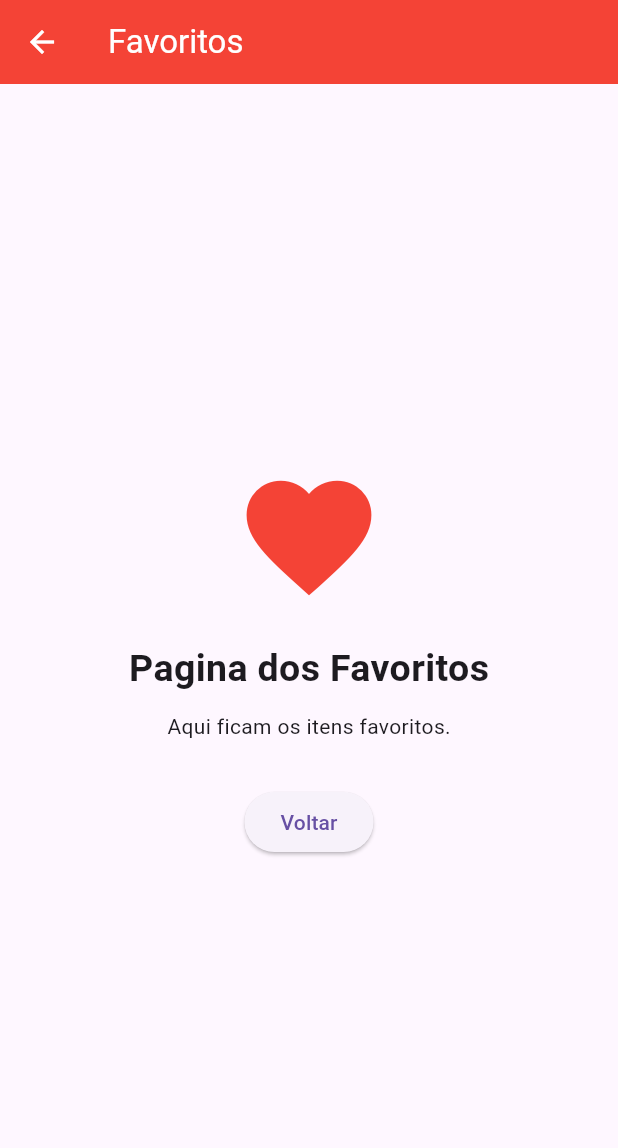
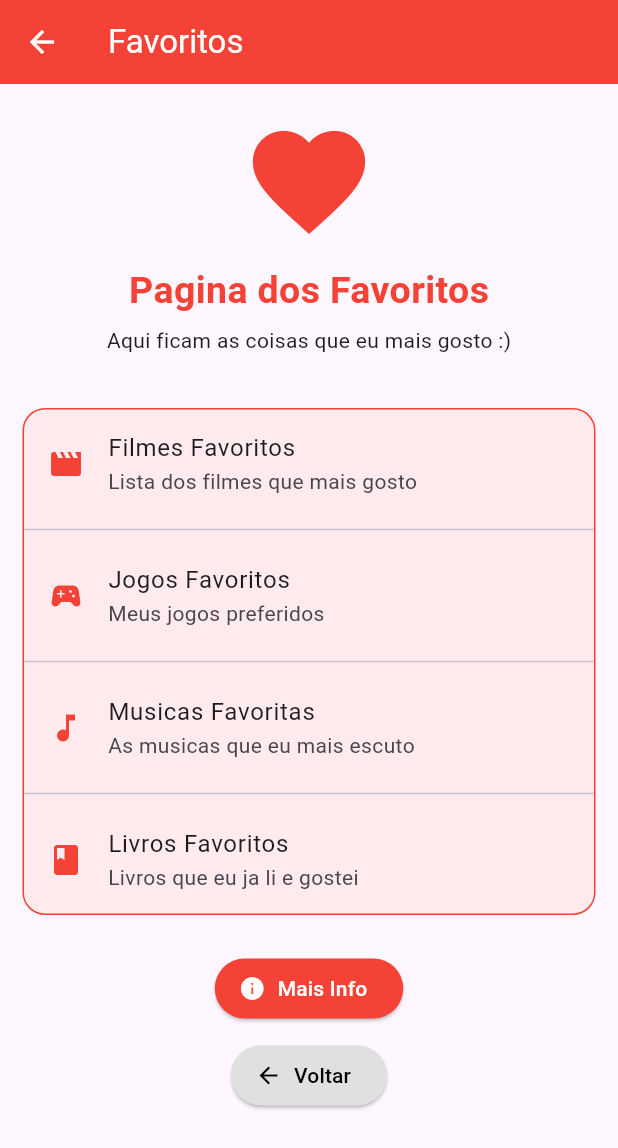
Before and after one commit to iannini25/Flutter-ProfIgor, a Flutter app: the PaginaFavoritos screen opened directly, on a phone screen of 412 x 824 dp. Shown: the top 1148 px of the screen. Run offline on Flutter 3.47's test engine with Material 3 defaults, Android fonts, the phone set to English and light mode, and no system bars; our stand-ins replace device_preview.

Commit message:
Rollback do que eu fiz merda e apaguei

```diff
--- a/atvd1/lib/main.dart
+++ b/atvd1/lib/main.dart
@@ -30,7 +30,7 @@ class Tela extends StatelessWidget {
             children: [
               SizedBox(height: 16),
               Image.network(
-                'https://upload.wikimedia.org/wikipedia/pt/b/bd/Interestelar_P%C3%B4ster.png',
+                'https://universoracionalista.org/interestelar-um-guia-sem-spoilers-para-entender-a-ciencia-por-tras-do-filme/',
                 height: 250,
               ),
               SizedBox(height: 16),
--- a/atvdpratica_iconesmodularizacao/lib/pages/pagina_favoritos.dart
+++ b/atvdpratica_iconesmodularizacao/lib/pages/pagina_favoritos.dart
@@ -1,7 +1,44 @@
 import 'package:flutter/material.dart';
+
+// Pesquisa sobre o ListTile:
+// O ListTile e um widget que cria uma linha pronta com icone, titulo e descricao.
+// Pode ser usado em menus, listas, configuracoes e paginas de detalhes.
+// leading: e o que vem no comeco da linha (geralmente um icone)
+// title: e o texto principal da linha
+// subtitle: e o texto menor que aparece embaixo do titulo
 
 class PaginaFavoritos extends StatelessWidget {
   const PaginaFavoritos({super.key});
+
+  // funcao do modal pra mostrar mais infos
+  void abrirModal(BuildContext context) {
+    showModalBottomSheet(
+      context: context,
+      builder: (context) {
+        return Container(
+          padding: const EdgeInsets.all(20),
+          height: 180,
+          child: Column(
+            children: [
+              const Text(
+                'Sobre os Favoritos',
+                style: TextStyle(fontSize: 20, fontWeight: FontWeight.bold),
+              ),
+              const SizedBox(height: 10),
+              const Text('Essa e a lista dos meus favoritos.'),
+              const SizedBox(height: 15),
+              ElevatedButton(
+                onPressed: () {
+                  Navigator.pop(context);
+                },
+                child: const Text('Fechar'),
+              ),
+            ],
+          ),
+        );
+      },
+    );
+  }
 
   @override
   Widget build(BuildContext context) {
@@ -11,29 +48,93 @@ class PaginaFavoritos extends StatelessWidget {
         backgroundColor: Colors.red,
         foregroundColor: Colors.white,
       ),
-      body: Center(
+      body: SingleChildScrollView(
         child: Column(
-          mainAxisAlignment: MainAxisAlignment.center,
           children: [
+            const SizedBox(height: 20),
             const Icon(
               Icons.favorite,
-              size: 100,
+              size: 90,
               color: Colors.red,
             ),
-            const SizedBox(height: 20),
+            const SizedBox(height: 10),
             const Text(
               'Pagina dos Favoritos',
-              style: TextStyle(fontSize: 25, fontWeight: FontWeight.bold),
+              style: TextStyle(
+                fontSize: 25,
+                fontWeight: FontWeight.bold,
+                color: Colors.red,
+              ),
+            ),
+            const SizedBox(height: 5),
+            const Text('Aqui ficam as coisas que eu mais gosto :)'),
+            const SizedBox(height: 20),
+
+            // container com borda arredondada pra deixar bonito
+            Container(
+              margin: const EdgeInsets.all(15),
+              decoration: BoxDecoration(
+                color: Colors.red[50],
+                borderRadius: BorderRadius.circular(15),
+                border: Border.all(color: Colors.red, width: 1),
+              ),
+              child: Column(
+                children: [
+                  // ListTile e usado pra criar uma linha com icone, titulo e descricao
+                  ListTile(
+                    leading: const Icon(Icons.movie, color: Colors.red),
+                    title: const Text('Filmes Favoritos'),
+                    subtitle: const Text('Lista dos filmes que mais gosto'),
+                  ),
+                  const Divider(),
+                  ListTile(
+                    leading: const Icon(Icons.sports_esports, color: Colors.red),
+                    title: const Text('Jogos Favoritos'),
+                    subtitle: const Text('Meus jogos preferidos'),
+                  ),
+                  const Divider(),
+                  ListTile(
+                    leading: const Icon(Icons.music_note, color: Colors.red),
+                    title: const Text('Musicas Favoritas'),
+                    subtitle: const Text('As musicas que eu mais escuto'),
+                  ),
+                  const Divider(),
+                  ListTile(
+                    leading: const Icon(Icons.book, color: Colors.red),
+                    title: const Text('Livros Favoritos'),
+                    subtitle: const Text('Livros que eu ja li e gostei'),
+                  ),
+                ],
+              ),
+            ),
+
+            const SizedBox(height: 10),
+            ElevatedButton.icon(
+              style: ElevatedButton.styleFrom(
+                backgroundColor: Colors.red,
+                foregroundColor: Colors.white,
+              ),
+              onPressed: () {
+                abrirModal(context);
+              },
+              icon: const Icon(Icons.info),
+              label: const Text('Mais Info'),
             ),
             const SizedBox(height: 10),
-            const Text('Aqui ficam os itens favoritos.'),
-            const SizedBox(height: 30),
-            ElevatedButton(
+
+            // botao de voltar usando Navigator.pop
+            ElevatedButton.icon(
+              style: ElevatedButton.styleFrom(
+                backgroundColor: Colors.grey[300],
+                foregroundColor: Colors.black,
+              ),
               onPressed: () {
                 Navigator.pop(context);
               },
-              child: const Text('Voltar'),
+              icon: const Icon(Icons.arrow_back),
+              label: const Text('Voltar'),
             ),
+            const SizedBox(height: 20),
           ],
         ),
       ),
--- a/atvdpratica_iconesmodularizacao/pubspec.yaml
+++ b/atvdpratica_iconesmodularizacao/pubspec.yaml
@@ -34,6 +34,7 @@ dependencies:
   # The following adds the Cupertino Icons font to your application.
   # Use with the CupertinoIcons class for iOS style icons.
   cupertino_icons: ^1.0.8
+  device_preview: ^1.2.0
 
 dev_dependencies:
   flutter_test:
```
Also changed, not shown: atvdpratica_iconesmodularizacao/lib/main.dart (+9 -1 lines), atvdpratica_iconesmodularizacao/pubspec.lock, 2 other files.
